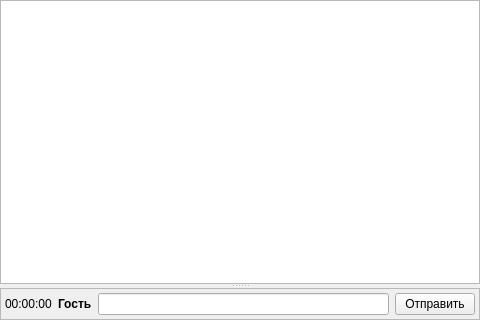
Qt form Widget.ui (morthrot/Banderol) before a commit.
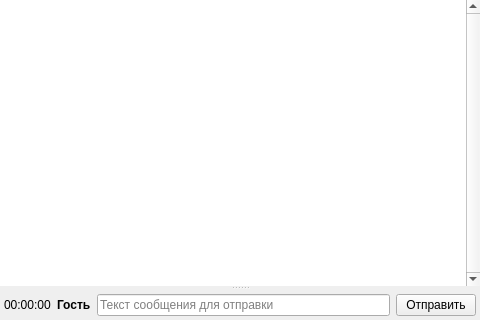
The same form after that commit. Icons and pictures are not drawn.

Patch:
```diff
--- a/Widget.ui
+++ b/Widget.ui
@@ -32,13 +32,28 @@
         <verstretch>1</verstretch>
        </sizepolicy>
       </property>
+      <property name="frameShape">
+       <enum>QFrame::NoFrame</enum>
+      </property>
+      <property name="frameShadow">
+       <enum>QFrame::Plain</enum>
+      </property>
+      <property name="verticalScrollBarPolicy">
+       <enum>Qt::ScrollBarAlwaysOn</enum>
+      </property>
+      <property name="horizontalScrollBarPolicy">
+       <enum>Qt::ScrollBarAlwaysOff</enum>
+      </property>
+      <property name="openLinks">
+       <bool>false</bool>
+      </property>
      </widget>
      <widget class="QFrame" name="frame">
       <property name="frameShape">
-       <enum>QFrame::StyledPanel</enum>
+       <enum>QFrame::NoFrame</enum>
       </property>
       <property name="frameShadow">
-       <enum>QFrame::Sunken</enum>
+       <enum>QFrame::Plain</enum>
       </property>
       <layout class="QHBoxLayout" name="horizontalLayout">
        <property name="spacing">
@@ -68,7 +83,11 @@
         </widget>
        </item>
        <item>
-        <widget class="QLineEdit" name="leMessage"/>
+        <widget class="QLineEdit" name="leMessage">
+         <property name="placeholderText">
+          <string>Текст сообщения для отправки</string>
+         </property>
+        </widget>
        </item>
        <item>
         <widget class="QPushButton" name="pbSend">
```
Left out of the diff: 26 changed lines with no effect on the pictures.
